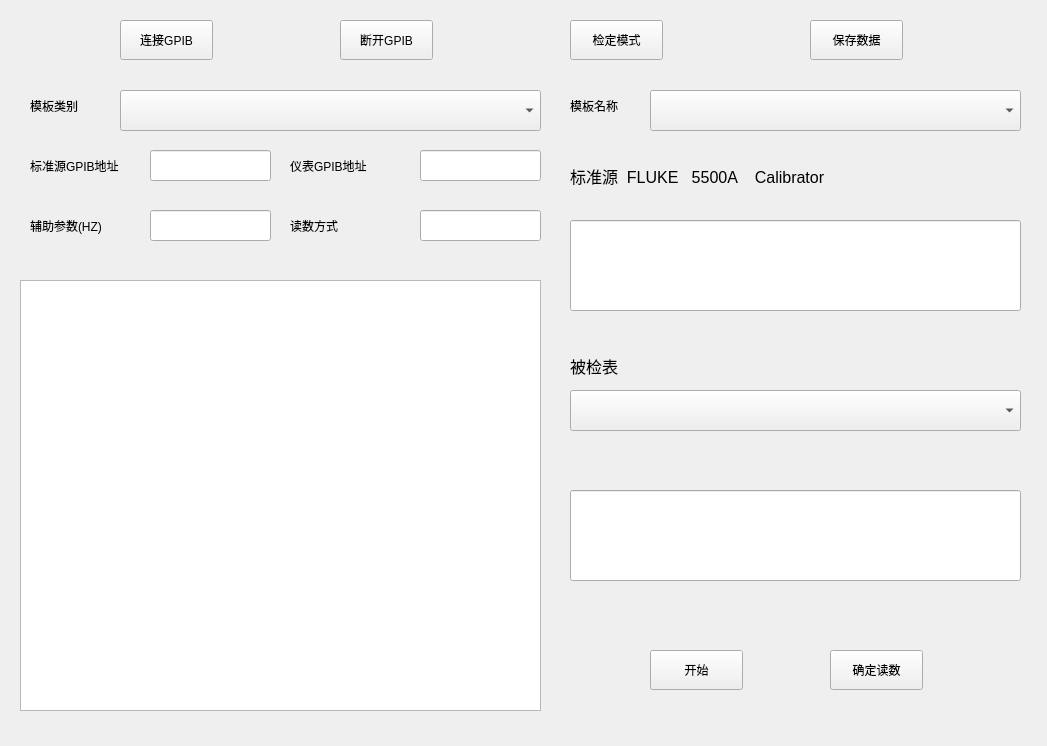
Before: the Qt Designer form frminspect/frminspectproject.ui in richardzjq/instrument_correction, drawn with Qt 5.
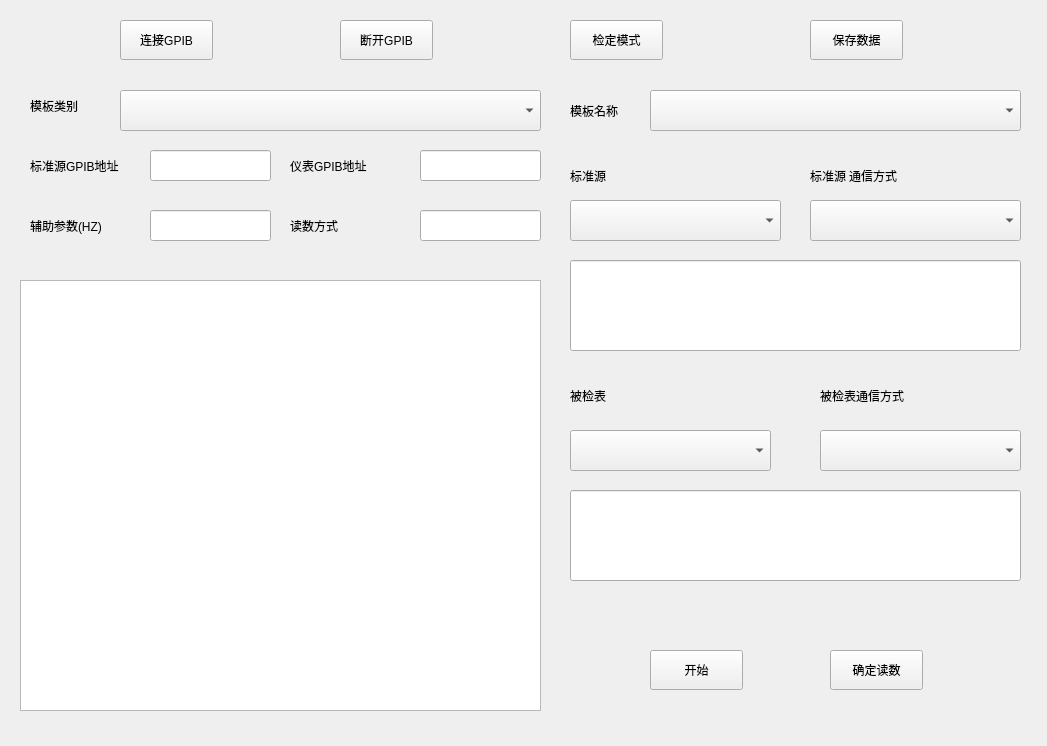
After: the same form once the commit is applied.

The edit to the form file:
```diff
--- a/frminspect/frminspectproject.ui
+++ b/frminspect/frminspectproject.ui
@@ -128,7 +128,7 @@
      <x>570</x>
      <y>90</y>
      <width>71</width>
-     <height>31</height>
+     <height>41</height>
     </rect>
    </property>
    <property name="text">
@@ -196,24 +196,25 @@
     <rect>
      <x>570</x>
      <y>160</y>
-     <width>391</width>
+     <width>51</width>
      <height>31</height>
     </rect>
    </property>
    <property name="font">
     <font>
-     <pointsize>12</pointsize>
+     <family>Adobe Devanagari</family>
+     <pointsize>9</pointsize>
     </font>
    </property>
    <property name="text">
-    <string>标准源  FLUKE   5500A    Calibrator</string>
+    <string>标准源 </string>
    </property>
   </widget>
   <widget class="QLineEdit" name="lineEdit_standard_source">
    <property name="geometry">
     <rect>
      <x>570</x>
-     <y>220</y>
+     <y>260</y>
      <width>451</width>
      <height>91</height>
     </rect>
@@ -233,14 +234,15 @@
    <property name="geometry">
     <rect>
      <x>570</x>
-     <y>350</y>
-     <width>391</width>
+     <y>380</y>
+     <width>61</width>
      <height>31</height>
     </rect>
    </property>
    <property name="font">
     <font>
-     <pointsize>12</pointsize>
+     <family>Adobe Devanagari</family>
+     <pointsize>9</pointsize>
     </font>
    </property>
    <property name="text">
@@ -345,8 +347,76 @@
    <property name="geometry">
     <rect>
      <x>570</x>
-     <y>390</y>
-     <width>451</width>
+     <y>430</y>
+     <width>201</width>
+     <height>41</height>
+    </rect>
+   </property>
+  </widget>
+  <widget class="QComboBox" name="comboBox_standard_source_type">
+   <property name="geometry">
+    <rect>
+     <x>570</x>
+     <y>200</y>
+     <width>211</width>
+     <height>41</height>
+    </rect>
+   </property>
+  </widget>
+  <widget class="QComboBox" name="comboBox_standard_source_type_communication_method">
+   <property name="geometry">
+    <rect>
+     <x>810</x>
+     <y>200</y>
+     <width>211</width>
+     <height>41</height>
+    </rect>
+   </property>
+  </widget>
+  <widget class="QLabel" name="label_standard_source__communication_method">
+   <property name="geometry">
+    <rect>
+     <x>810</x>
+     <y>160</y>
+     <width>121</width>
+     <height>31</height>
+    </rect>
+   </property>
+   <property name="font">
+    <font>
+     <family>Adobe Devanagari</family>
+     <pointsize>9</pointsize>
+    </font>
+   </property>
+   <property name="text">
+    <string>标准源 通信方式</string>
+   </property>
+  </widget>
+  <widget class="QLabel" name="label_checked_instrument_communication_method">
+   <property name="geometry">
+    <rect>
+     <x>820</x>
+     <y>380</y>
+     <width>111</width>
+     <height>31</height>
+    </rect>
+   </property>
+   <property name="font">
+    <font>
+     <family>Adobe Devanagari</family>
+     <pointsize>9</pointsize>
+    </font>
+   </property>
+   <property name="text">
+    <string>被检表通信方式</string>
+   </property>
+  </widget>
+  <widget class="QComboBox" name="comboBox_checked_instrument_communication_method">
+   <property name="geometry">
+    <rect>
+     <x>820</x>
+     <y>430</y>
+     <width>201</width>
      <height>41</height>
     </rect>
    </property>
```
